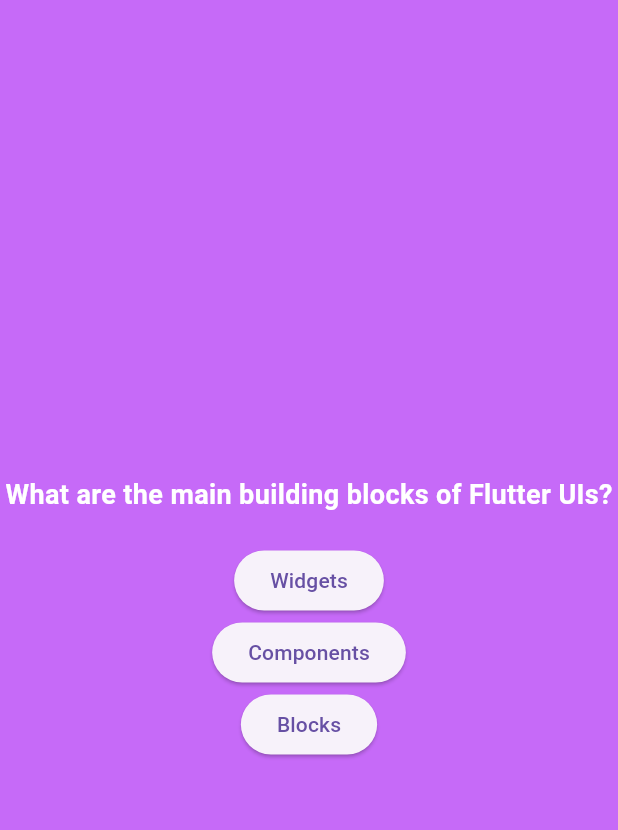
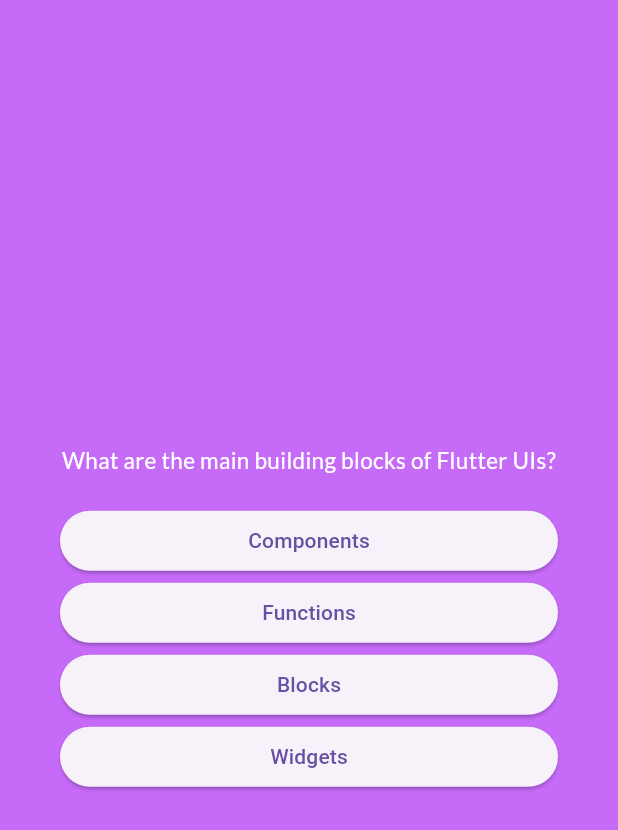
Before and after one commit to Azharhayat271/Flutter_Projects, a Flutter app: the screen it shows after launch, after a tap on "Start Quiz", on a phone screen of 412 x 824 dp. Shown: the top 830 px of the screen. Run offline on Flutter 3.47's test engine with Material 3 defaults, Android fonts, the phone set to English and light mode, and no system bars; our stand-ins replace google_fonts.

Commit message:
quiz added

```diff
--- a/quiz_app/lib/model/question.dart
+++ b/quiz_app/lib/model/question.dart
@@ -2,4 +2,10 @@ class QuizQuestion {
   const QuizQuestion(this.text, this.answers);
   final String text;
   final List<String> answers;
+
+  List<String> getShuffleList() {
+    final shuffledlist = List.of(answers);
+    shuffledlist.shuffle();
+    return shuffledlist;
+  }
 }
--- a/quiz_app/lib/question.dart
+++ b/quiz_app/lib/question.dart
@@ -1,38 +1,68 @@
-import "package:flutter/material.dart";
-import "package:quiz_app/answerbutton.dart";
+import 'package:flutter/material.dart';
+import 'package:quiz_app/answerbutton.dart';
 import 'package:quiz_app/data/data.dart';
+import "package:google_fonts/google_fonts.dart";
 
-class Question extends StatelessWidget {
-  const Question({Key? key}) : super(key: key);
+// ignore: must_be_immutable
+class Question extends StatefulWidget {
+  Question({super.key, required this.chosenAnswer});
+
+  void Function(String selectedanswer) chosenAnswer;
+
+  @override
+  // ignore: library_private_types_in_public_api
+  _QuestionState createState() => _QuestionState();
+}
+
+class _QuestionState extends State<Question> {
+  int currentQuestionIndex = 0;
+
+  void onPressButton(answer) {
+    widget.chosenAnswer(answer);
+
+    setState(() {
+      currentQuestionIndex++;
+    });
+  }
 
   @override
   Widget build(BuildContext context) {
-    final currentquestion = questions[0];
+    final currentQuestion = questions[currentQuestionIndex];
     return Container(
-      // Wrap with Container
       color: const Color.fromARGB(
-          255, 198, 106, 248), // Set the background color here
+        255,
+        198,
+        106,
+        248,
+      ),
+      child: Container(
+        margin: const EdgeInsets.all(40),
         child: SizedBox(
           width: double.infinity,
           child: Column(
             mainAxisAlignment: MainAxisAlignment.center,
+            crossAxisAlignment: CrossAxisAlignment.stretch,
             children: [
               Text(
-              currentquestion.text,
-              style: const TextStyle(
-                fontSize: 18,
-                fontWeight: FontWeight.bold,
-                color: Colors
-                    .white, // Set text color to contrast with the background
-              ),
+                currentQuestion.text,
+                style: GoogleFonts.lato(
+                    fontSize: 15,
+                    color: const Color.fromARGB(255, 255, 255, 255)),
+                textAlign: TextAlign.center,
               ),
               const SizedBox(
                 height: 20,
               ),
-            AnswerButton(text: currentquestion.answers[0], onPressed: () {}),
-            AnswerButton(text: currentquestion.answers[1], onPressed: () {}),
-            AnswerButton(text: currentquestion.answers[2], onPressed: () {}),
+              ...currentQuestion.getShuffleList().map((answer) {
+                return AnswerButton(
+                  text: answer,
+                  onPressed: () {
+                    onPressButton(answer);
+                  },
+                );
+              }).toList(),
             ],
+          ),
         ),
       ),
     );
--- a/quiz_app/lib/quiz.dart
+++ b/quiz_app/lib/quiz.dart
@@ -1,6 +1,7 @@
 import 'package:flutter/material.dart';
 import 'package:quiz_app/startscreen.dart';
 import "package:quiz_app/question.dart";
+import 'package:quiz_app/data/data.dart';
 
 class Quiz extends StatefulWidget {
   const Quiz({Key? key}) : super(key: key);
@@ -11,6 +12,7 @@ class Quiz extends StatefulWidget {
 
 class _QuizState extends State<Quiz> {
   late Widget activeScreen; // Declare activeScreen here
+  List<String> selectedAnswers = [];
 
   @override
   void initState() {
@@ -19,15 +21,28 @@ class _QuizState extends State<Quiz> {
     activeScreen = StartScreen(changeScreen);
   }
 
+  void chosenAnswer(String answer) {
+    selectedAnswers.add(answer);
+    if (selectedAnswers.length == questions.length) {
+      selectedAnswers = [];
+      setState(() {
+        activeScreen = StartScreen(changeScreen);
+      });
+    }
+  }
+
   void changeScreen() {
     setState(() {
-      activeScreen = const Question();
+      activeScreen = Question(
+        chosenAnswer: chosenAnswer,
+      );
     });
   }
 
   @override
   Widget build(BuildContext context) {
     return MaterialApp(
+      debugShowCheckedModeBanner: false,
       home: Scaffold(
         body: activeScreen,
       ),
--- a/quiz_app/pubspec.yaml
+++ b/quiz_app/pubspec.yaml
@@ -35,6 +35,7 @@ dependencies:
   # The following adds the Cupertino Icons font to your application.
   # Use with the CupertinoIcons class for iOS style icons.
   cupertino_icons: ^1.0.2
+  google_fonts: ^6.1.0
 
 dev_dependencies:
   flutter_test:
```
Also changed, not shown: 1 other file. Lines whose indentation alone changed are shown as unchanged.
